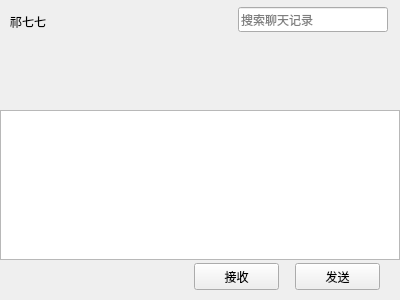
Qt form QChat/chatpage.ui (Z-xq7/QChat) before a commit.
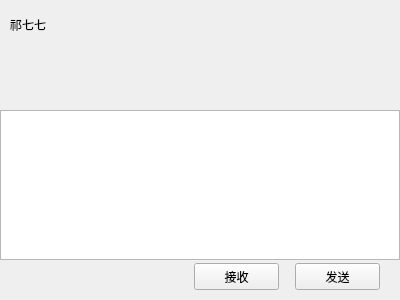
The same form after that commit. Custom widgets are drawn as their Qt base class.

Commit message: 新增聊天工具栏和侧边栏，实现群聊功能，实现群公告功能

What changed in the file:
```diff
--- a/QChat/chatpage.ui
+++ b/QChat/chatpage.ui
@@ -13,7 +13,7 @@
   <property name="windowTitle">
    <string>Form</string>
   </property>
-  <layout class="QVBoxLayout" name="verticalLayout">
+  <layout class="QHBoxLayout" name="horizontalLayout_main">
    <property name="spacing">
     <number>0</number>
    </property>
@@ -52,30 +52,30 @@
         <property name="minimumSize">
          <size>
           <width>0</width>
-          <height>40</height>
+          <height>50</height>
          </size>
         </property>
         <property name="maximumSize">
          <size>
           <width>16777215</width>
-          <height>40</height>
+          <height>50</height>
          </size>
         </property>
         <layout class="QVBoxLayout" name="verticalLayout_5">
          <property name="spacing">
-          <number>7</number>
+          <number>0</number>
          </property>
          <property name="leftMargin">
           <number>10</number>
          </property>
          <property name="topMargin">
-          <number>2</number>
+          <number>0</number>
          </property>
          <property name="rightMargin">
-          <number>2</number>
+          <number>10</number>
          </property>
          <property name="bottomMargin">
-          <number>2</number>
+          <number>0</number>
          </property>
          <item>
           <widget class="QWidget" name="widget_3" native="true">
@@ -100,18 +100,21 @@
               <property name="minimumSize">
                <size>
                 <width>0</width>
-                <height>40</height>
+                <height>30</height>
                </size>
               </property>
               <property name="maximumSize">
                <size>
                 <width>16777215</width>
-                <height>40</height>
+                <height>30</height>
                </size>
               </property>
               <property name="text">
                <string>祁七七</string>
               </property>
+              <property name="alignment">
+               <set>Qt::AlignmentFlag::AlignLeft|Qt::AlignmentFlag::AlignVCenter</set>
+              </property>
              </widget>
             </item>
             <item>
@@ -128,26 +131,201 @@
              </spacer>
             </item>
             <item>
-             <widget class="QLineEdit" name="chat_search_edit">
+             <widget class="ClickedLabel" name="voice_chat_lb">
               <property name="minimumSize">
                <size>
-                <width>150</width>
-                <height>25</height>
+                <width>22</width>
+                <height>22</height>
                </size>
               </property>
               <property name="maximumSize">
                <size>
-                <width>150</width>
-                <height>25</height>
+                <width>22</width>
+                <height>22</height>
                </size>
               </property>
-              <property name="placeholderText">
-               <string>搜索聊天记录</string>
+              <property name="text">
+               <string/>
               </property>
              </widget>
             </item>
             <item>
-             <spacer name="horizontalSpacer_7">
+             <spacer name="horizontalSpacer_8">
+              <property name="orientation">
+               <enum>Qt::Orientation::Horizontal</enum>
+              </property>
+              <property name="sizeType">
+               <enum>QSizePolicy::Policy::Fixed</enum>
+              </property>
+              <property name="sizeHint" stdset="0">
+               <size>
+                <width>15</width>
+                <height>20</height>
+               </size>
+              </property>
+             </spacer>
+            </item>
+            <item>
+             <widget class="ClickedLabel" name="video_chat_lb">
+              <property name="minimumSize">
+               <size>
+                <width>22</width>
+                <height>22</height>
+               </size>
+              </property>
+              <property name="maximumSize">
+               <size>
+                <width>22</width>
+                <height>22</height>
+               </size>
+              </property>
+              <property name="text">
+               <string/>
+              </property>
+             </widget>
+            </item>
+            <item>
+             <spacer name="horizontalSpacer_9">
+              <property name="orientation">
+               <enum>Qt::Orientation::Horizontal</enum>
+              </property>
+              <property name="sizeType">
+               <enum>QSizePolicy::Policy::Fixed</enum>
+              </property>
+              <property name="sizeHint" stdset="0">
+               <size>
+                <width>15</width>
+                <height>20</height>
+               </size>
+              </property>
+             </spacer>
+            </item>
+            <item>
+             <widget class="ClickedLabel" name="screen_share_lb">
+              <property name="minimumSize">
+               <size>
+                <width>22</width>
+                <height>22</height>
+               </size>
+              </property>
+              <property name="maximumSize">
+               <size>
+                <width>22</width>
+                <height>22</height>
+               </size>
+              </property>
+              <property name="text">
+               <string/>
+              </property>
+             </widget>
+            </item>
+            <item>
+             <spacer name="horizontalSpacer_10">
+              <property name="orientation">
+               <enum>Qt::Orientation::Horizontal</enum>
+              </property>
+              <property name="sizeType">
+               <enum>QSizePolicy::Policy::Fixed</enum>
+              </property>
+              <property name="sizeHint" stdset="0">
+               <size>
+                <width>15</width>
+                <height>20</height>
+               </size>
+              </property>
+             </spacer>
+            </item>
+            <item>
+             <widget class="ClickedLabel" name="remote_control_lb">
+              <property name="minimumSize">
+               <size>
+                <width>22</width>
+                <height>22</height>
+               </size>
+              </property>
+              <property name="maximumSize">
+               <size>
+                <width>22</width>
+                <height>22</height>
+               </size>
+              </property>
+              <property name="text">
+               <string/>
+              </property>
+             </widget>
+            </item>
+            <item>
+             <spacer name="horizontalSpacer_11">
+              <property name="orientation">
+               <enum>Qt::Orientation::Horizontal</enum>
+              </property>
+              <property name="sizeType">
+               <enum>QSizePolicy::Policy::Fixed</enum>
+              </property>
+              <property name="sizeHint" stdset="0">
+               <size>
+                <width>15</width>
+                <height>20</height>
+               </size>
+              </property>
+             </spacer>
+            </item>
+            <item>
+             <widget class="ClickedLabel" name="group_chat_lb">
+              <property name="minimumSize">
+               <size>
+                <width>22</width>
+                <height>22</height>
+               </size>
+              </property>
+              <property name="maximumSize">
+               <size>
+                <width>22</width>
+                <height>22</height>
+               </size>
+              </property>
+              <property name="text">
+               <string/>
+              </property>
+             </widget>
+            </item>
+            <item>
+             <spacer name="horizontalSpacer_12">
+              <property name="orientation">
+               <enum>Qt::Orientation::Horizontal</enum>
+              </property>
+              <property name="sizeType">
+               <enum>QSizePolicy::Policy::Fixed</enum>
+              </property>
+              <property name="sizeHint" stdset="0">
+               <size>
+                <width>15</width>
+                <height>20</height>
+               </size>
+              </property>
+             </spacer>
+            </item>
+            <item>
+             <widget class="ClickedLabel" name="more_lb">
+              <property name="minimumSize">
+               <size>
+                <width>24</width>
+                <height>24</height>
+               </size>
+              </property>
+              <property name="maximumSize">
+               <size>
+                <width>24</width>
+                <height>24</height>
+               </size>
+              </property>
+              <property name="text">
+               <string/>
+              </property>
+             </widget>
+            </item>
+            <item>
+             <spacer name="horizontalSpacer_13">
               <property name="orientation">
                <enum>Qt::Orientation::Horizontal</enum>
               </property>
```
Left out of the diff: 19 changed lines with no effect on the pictures. The commit also changes 560 other files.
